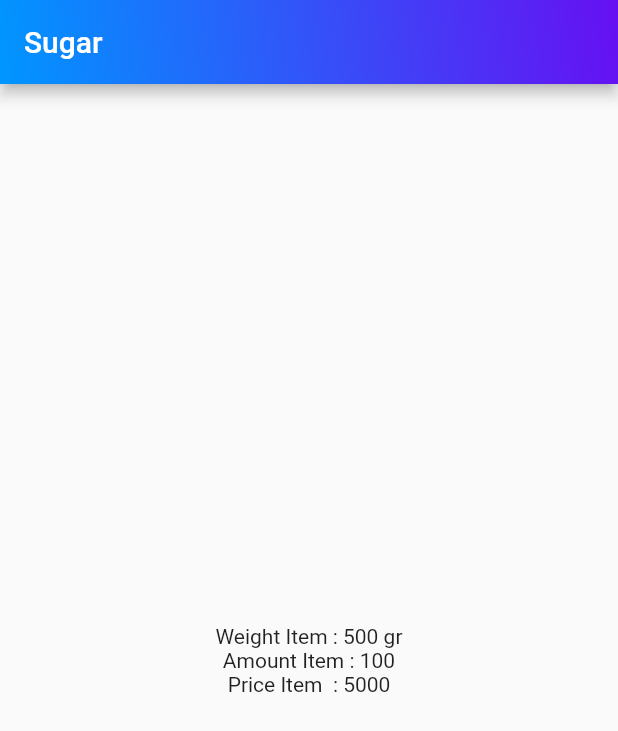
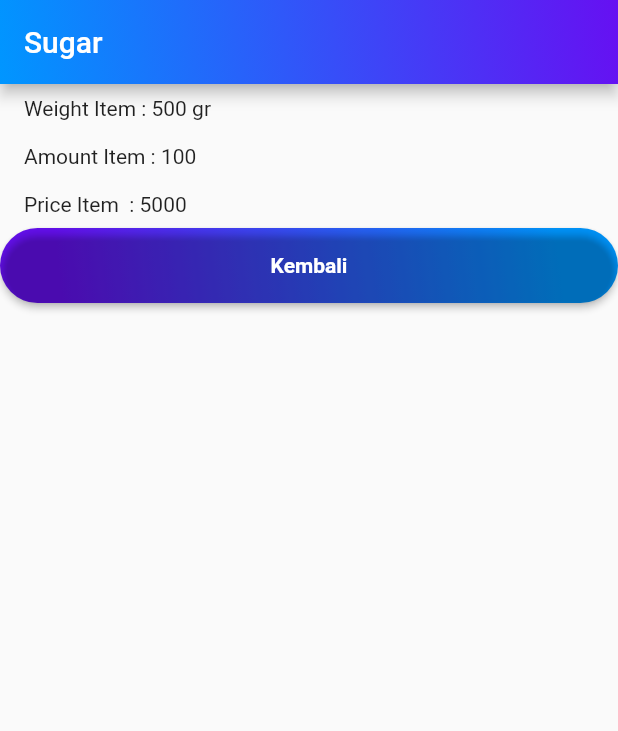
Before and after one commit to chafidhoturrochimah/flutter_navigasiroute_belanja, a Flutter app: the screen it shows after launch, after a tap on "Sugar", on a phone screen of 412 x 824 dp. Shown: the top 731 px of the screen. Run offline on Flutter 3.47's test engine with Material 2 defaults, Android fonts, the light colour scheme and no system bars; Roboto replaces fonts that are missing (Candara).

Commit message:
navigator pop

```diff
--- a/lib/pages/item_page.dart
+++ b/lib/pages/item_page.dart
@@ -23,16 +23,61 @@ class ItemPage extends StatelessWidget {
           ),
         ),
 
-        body: Container(
-          alignment: Alignment.center,
-          child: Column(
-            mainAxisAlignment: MainAxisAlignment.center,
-            children: [
-              Text('Weight Item : ' + tempItem.weight,),
-              Text('Amount Item : ' + tempItem.amount.toString()),
-              Text('Price Item  : ' + tempItem.price.toString()),
-            ],
-          ),
+        body: Column(
+          crossAxisAlignment: CrossAxisAlignment.stretch,
+          children: [
+            Container(
+              margin: EdgeInsets.fromLTRB(16, 8, 16, 8),
+              child: Text('Weight Item : ' + tempItem.weight),
+            ),
+            Container(
+              margin: EdgeInsets.fromLTRB(16, 8, 16, 8),
+              child: Text('Amount Item : ' + tempItem.amount.toString()),
+            ),
+            Container(
+              margin: EdgeInsets.fromLTRB(16, 8, 16, 8),
+              child: Text('Price Item  : ' + tempItem.price.toString()),
+            ),
+
+            Container(
+              width: 100.0,
+              height: 50.0,
+              decoration: BoxDecoration(
+                borderRadius: BorderRadius.circular(50.0),
+                gradient: LinearGradient(
+                  // Where the linear gradient begins and ends
+                  begin: Alignment.topRight,
+                  end: Alignment.bottomLeft,
+                  // Add one stop for each color. Stops should increase from 0 to 1
+                  stops: [0.1, 0.9],
+                  colors: [
+                  // Colors are easy thanks to Flutter's Colors class.
+                    Color(0xff0096ff),
+                    Color(0xff6610f2),
+                  ],
+                ),
+              ),
+              // ignore: deprecated_member_use
+              child: RaisedButton(
+                child: Text(
+                  'Kembali',
+                  style: TextStyle(
+                    fontSize: 14.0,
+                    fontFamily: 'Candara',
+                    fontWeight: FontWeight.bold,
+                  ),
+                ),
+                textColor: Colors.white,
+                color: Colors.transparent,
+                shape: RoundedRectangleBorder(
+                  borderRadius: BorderRadius.circular(30.0)
+                ),
+                onPressed: () {
+                  Navigator.pop(context, '/');
+                },
+              ),
+            )
+          ]
           // child: Text(
           //   tempItem.name + " : " + tempItem.price.toString(),
           // ),
```
